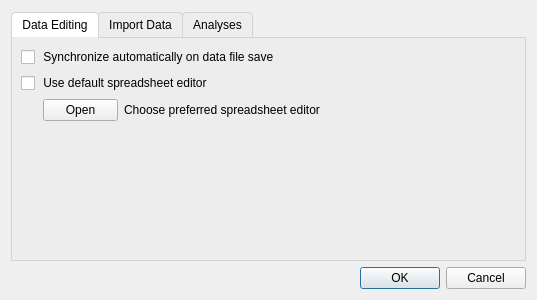
Old version of the form JASP-Desktop/preferencesdialog.ui in the repository jasp-stats/jasp-desktop.
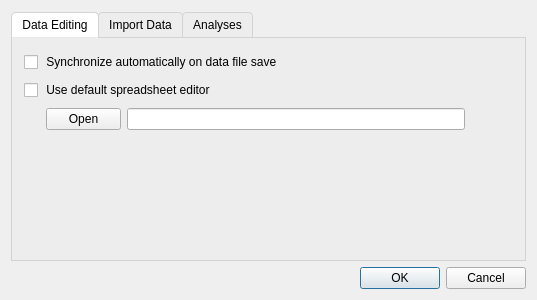
New version of the form. The open tabs and pages were chosen to show the change.

Commit message:
Allow adding a command to open a custom spreadsheet editor as an alternative to selecting a file
Fixes #2393

Allow adding a command to open a custom spreadsheet editor as an
alternative to selecting a file

What changed in the file:
```diff
--- a/JASP-Desktop/preferencesdialog.ui
+++ b/JASP-Desktop/preferencesdialog.ui
@@ -160,8 +160,15 @@
         <attribute name="title">
          <string>Data Editing</string>
         </attribute>
-        <layout class="QVBoxLayout" name="verticalLayout_5">
-         <item>
+        <widget class="QWidget" name="">
+         <property name="geometry">
+          <rect>
+           <x>12</x>
+           <y>12</y>
+           <width>441</width>
+           <height>82</height>
+          </rect>
+         </property>
           <layout class="QVBoxLayout" name="verticalLayout_2">
            <item>
             <widget class="QCheckBox" name="syncAutoCheckBox">
@@ -227,36 +234,12 @@
               </widget>
              </item>
              <item>
-              <widget class="QLabel" name="spreadsheetEditorName">
-               <property name="minimumSize">
-                <size>
-                 <width>351</width>
-                 <height>20</height>
-                </size>
-               </property>
-               <property name="text">
-                <string>Choose preferred spreadsheet editor</string>
-               </property>
-              </widget>
-             </item>
-            </layout>
-           </item>
-          </layout>
-         </item>
-         <item>
-          <spacer name="verticalSpacer_2">
-           <property name="orientation">
-            <enum>Qt::Vertical</enum>
-           </property>
-           <property name="sizeHint" stdset="0">
-            <size>
-             <width>20</width>
-             <height>88</height>
-            </size>
-           </property>
-          </spacer>
-         </item>
-        </layout>
+             <widget class="QLineEdit" name="spreadsheetEditorName"/>
+            </item>
+           </layout>
+          </item>
+         </layout>
+        </widget>
        </widget>
        <widget class="QWidget" name="tab_2">
         <attribute name="title">
```
Left out of the diff: 2 changed lines with no effect on the pictures. Lines whose indentation alone changed are shown as unchanged. The commit also changes 1 other file.
